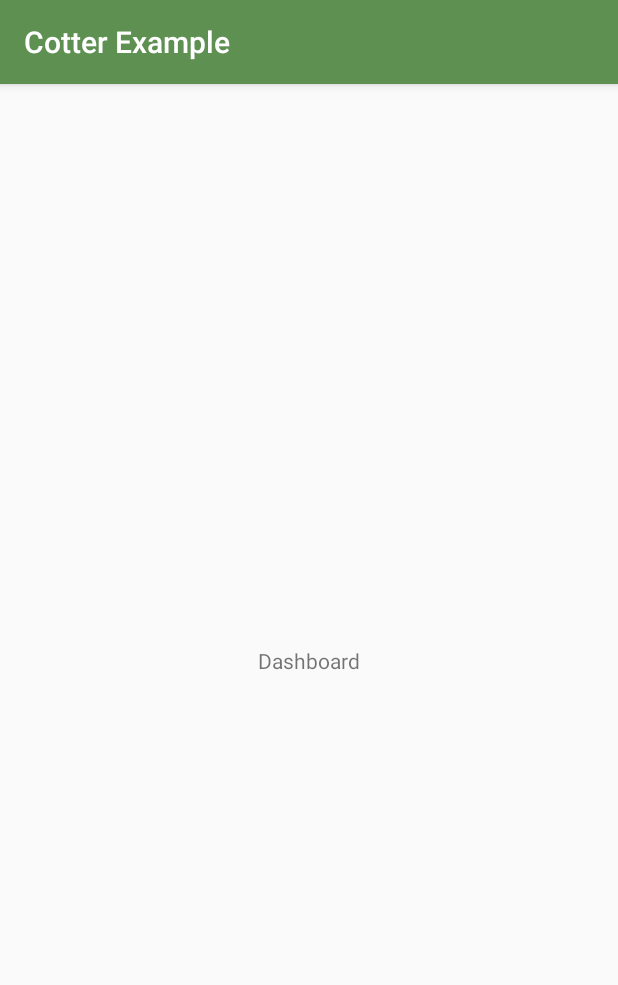
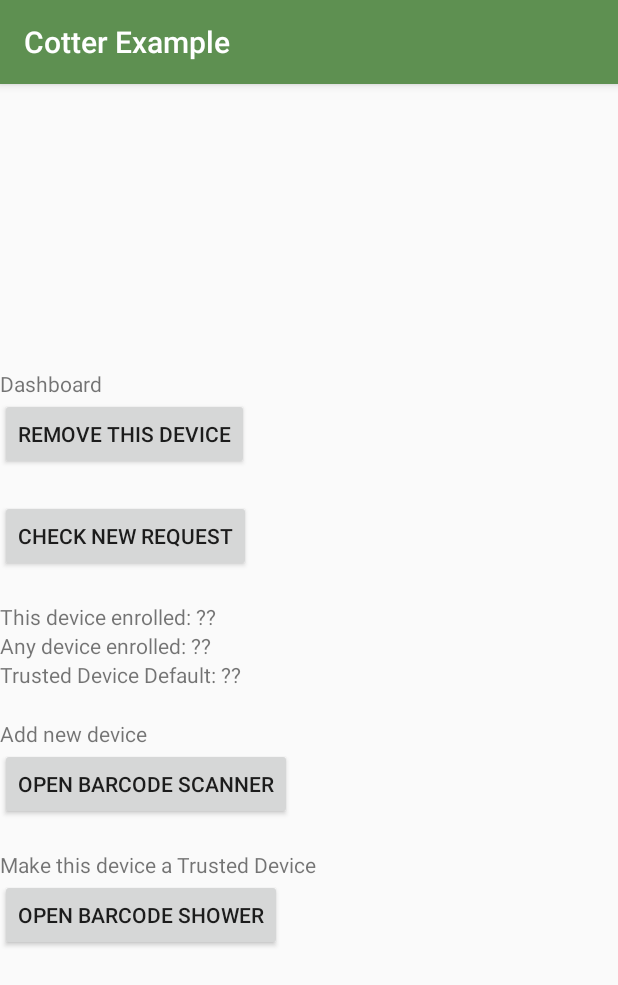
Before and after one commit to cotterapp/android-example, an Android app: the Dashboard screen opened directly, with no data from a screen before it, on a phone screen of 412 x 824 dp. Shown: the top 985 px of the screen. Run offline under Robolectric (Android 15) with nearby library versions, the phone set to English and light mode, and no system bars; libraries missing offline, so code that uses them is left out: com.cotter.app; 3 statements that could not run were skipped.

Commit message:
Add sign in with device

```diff
--- a/app/build.gradle
+++ b/app/build.gradle
@@ -43,8 +43,9 @@ dependencies {
 //    implementation 'androidx.biometric:biometric:1.0.1'
 //    implementation 'com.android.support:gridlayout-v7:28.0.0'
 //    implementation 'com.google.androidbrowserhelper:androidbrowserhelper:1.0.0'
-//
+//    implementation 'com.google.android.gms:play-services-vision:20.1.0'
+////
 //    implementation project(':Cotter')
 
-    implementation 'com.github.cotterapp:android-sdk:0.3.2'
+    implementation 'com.github.cotterapp:android-sdk:0.4.0'
 }
--- a/app/src/main/java/com/example/cotterexample/Login.java
+++ b/app/src/main/java/com/example/cotterexample/Login.java
@@ -14,6 +14,10 @@ public class Login extends AppCompatActivity {
     protected void onCreate(Bundle savedInstanceState) {
         super.onCreate(savedInstanceState);
         setContentView(R.layout.activity_login);
+
+//        Cotter.MAIN_SERVER_URL = "http://10.0.2.2:1234/api/v0";
+//        Cotter.init(this, getString(R.string.api_key_id_test));
+        Cotter.init(this, getString(R.string.api_key_id));
     }
 
     public void loginEmail(View view) {
--- a/app/src/main/res/layout/activity_dashboard.xml
+++ b/app/src/main/res/layout/activity_dashboard.xml
@@ -6,6 +6,18 @@
     android:layout_height="match_parent"
     tools:context=".Dashboard">
 
+    <ScrollView
+        android:layout_width="match_parent"
+        android:layout_height="wrap_content"
+        app:layout_constraintTop_toTopOf="parent"
+        app:layout_constraintLeft_toLeftOf="parent"
+        app:layout_constraintRight_toRightOf="parent"
+        app:layout_constraintBottom_toBottomOf="parent"
+        >
+        <LinearLayout
+            android:layout_width="match_parent"
+            android:layout_height="match_parent"
+            android:orientation="vertical">
     <TextView
         android:layout_width="wrap_content"
         android:layout_height="wrap_content"
@@ -16,4 +28,70 @@
         android:text="Dashboard"
         />
 
+
+    <Button
+        android:layout_width="wrap_content"
+        android:layout_height="wrap_content"
+        android:text="Remove this Device"
+        android:onClick="removeDevice"
+        android:layout_marginBottom="20dp"
+        />
+
+    <Button
+        android:layout_width="wrap_content"
+        android:layout_height="wrap_content"
+        android:text="Check new request"
+        android:onClick="checkNewRequest"
+        android:layout_marginBottom="20dp"
+        />
+
+
+    <TextView
+        android:id="@+id/this_device_enrolled"
+        android:layout_width="match_parent"
+        android:layout_height="wrap_content"
+        android:text="This device enrolled: ??"
+        />
+    <TextView
+        android:id="@+id/any_device_enrolled"
+        android:layout_width="match_parent"
+        android:layout_height="wrap_content"
+        android:text="Any device enrolled: ??"
+        />
+    <TextView
+        android:id="@+id/trusted_device_default"
+        android:layout_width="match_parent"
+        android:layout_height="wrap_content"
+        android:text="Trusted Device Default: ??"
+        />
+
+
+
+    <TextView
+        android:layout_marginTop="20dp"
+        android:layout_width="match_parent"
+        android:layout_height="wrap_content"
+        android:text="Add new device"
+        />
+    <Button
+        android:layout_width="wrap_content"
+        android:layout_height="wrap_content"
+        android:text="Open Barcode Scanner"
+        android:onClick="openBarcodeScanner"
+        />
+
+    <TextView
+        android:layout_marginTop="20dp"
+        android:layout_width="match_parent"
+        android:layout_height="wrap_content"
+        android:text="Make this device a Trusted Device"
+        />
+    <Button
+        android:layout_width="wrap_content"
+        android:layout_height="wrap_content"
+        android:text="Open Barcode Shower"
+        android:onClick="openBarcodeShower"
+        />
+        </LinearLayout>
+    </ScrollView>
 </androidx.constraintlayout.widget.ConstraintLayout>
--- a/app/src/main/res/values/colors.xml
+++ b/app/src/main/res/values/colors.xml
@@ -3,4 +3,5 @@
     <color name="colorPrimary">#5E9051</color>
     <color name="colorPrimaryDark">#00574B</color>
     <color name="colorAccent">#53228B</color>
+    <color name="colorButtonPress">#5E9051</color>
 </resources>
```
Also changed, not shown: app/src/main/AndroidManifest.xml (+9 -3 lines), app/src/main/java/com/example/cotterexample/Dashboard.java (+70 -0 lines), app/src/main/java/com/example/cotterexample/MainActivity.java (+64 -26 lines), app/src/main/java/com/example/cotterexample/SignInWithDevice.java (added, +61 -0 lines), app/src/main/res/layout/activity_main.xml (+10 -1 lines), app/src/main/res/layout/activity_sign_in_with_device.xml (added, +51 -0 lines).
